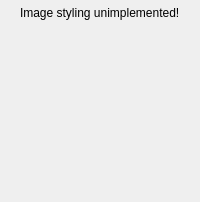
Before: the Qt Designer form glue_wwt/viewer/image_style_editor.ui in glue-viz/glue-wwt, drawn with Qt 5.
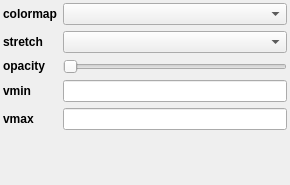
After: the same form once the commit is applied.

Commit message: Add setting controls for image layers.

What changed in the file:
```diff
--- a/glue_wwt/viewer/image_style_editor.ui
+++ b/glue_wwt/viewer/image_style_editor.ui
@@ -6,14 +6,14 @@
    <rect>
     <x>0</x>
     <y>0</y>
-    <width>200</width>
-    <height>202</height>
+    <width>290</width>
+    <height>185</height>
    </rect>
   </property>
   <property name="windowTitle">
    <string>Form</string>
   </property>
-  <layout class="QVBoxLayout" name="verticalLayout_3">
+  <layout class="QGridLayout" name="gridLayout">
    <property name="leftMargin">
     <number>3</number>
    </property>
@@ -26,45 +26,62 @@
    <property name="bottomMargin">
     <number>3</number>
    </property>
-   <item>
-    <layout class="QHBoxLayout" name="horizontalLayout_4">
-     <item>
-      <spacer name="horizontalSpacer_2">
-       <property name="orientation">
-        <enum>Qt::Horizontal</enum>
-       </property>
-       <property name="sizeHint" stdset="0">
-        <size>
-         <width>40</width>
-         <height>20</height>
-        </size>
-       </property>
-      </spacer>
-     </item>
-     <item>
-      <widget class="QLabel" name="label">
+   <item row="2" column="0">
+    <widget class="QLabel" name="label_alpha">
+     <property name="text">
+      <string>&lt;html&gt;&lt;head/&gt;&lt;body&gt;&lt;p&gt;&lt;span style=&quot; font-weight:600;&quot;&gt;opacity&lt;/span&gt;&lt;/p&gt;&lt;/body&gt;&lt;/html&gt;</string>
+     </property>
+    </widget>
+   </item>
+   <item row="3" column="0">
+    <widget class="QLabel" name="label_vmin">
+     <property name="text">
+      <string>&lt;html&gt;&lt;head/&gt;&lt;body&gt;&lt;p&gt;&lt;span style=&quot; font-weight:600;&quot;&gt;vmin&lt;/span&gt;&lt;/p&gt;&lt;/body&gt;&lt;/html&gt;</string>
+     </property>
+    </widget>
+   </item>
+   <item row="1" column="0">
+    <widget class="QLabel" name="label_stretch">
        <property name="text">
-        <string>Image styling unimplemented!</string>
+      <string>&lt;html&gt;&lt;head/&gt;&lt;body&gt;&lt;p&gt;&lt;span style=&quot; font-weight:600;&quot;&gt;stretch&lt;/span&gt;&lt;/p&gt;&lt;/body&gt;&lt;/html&gt;</string>
        </property>
       </widget>
      </item>
-     <item>
-      <spacer name="horizontalSpacer">
+   <item row="0" column="1">
+    <widget class="QComboBox" name="combosel_cmap"/>
+   </item>
+   <item row="4" column="1">
+    <widget class="QLineEdit" name="valuetext_vmax"/>
+   </item>
+   <item row="2" column="1">
+    <widget class="QSlider" name="value_alpha">
        <property name="orientation">
         <enum>Qt::Horizontal</enum>
        </property>
-       <property name="sizeHint" stdset="0">
-        <size>
-         <width>40</width>
-         <height>20</height>
-        </size>
-       </property>
-      </spacer>
-     </item>
-    </layout>
+    </widget>
+   </item>
+   <item row="0" column="0">
+    <widget class="QLabel" name="label_cmap">
+     <property name="text">
+      <string>&lt;html&gt;&lt;head/&gt;&lt;body&gt;&lt;p&gt;&lt;span style=&quot; font-weight:600;&quot;&gt;colormap&lt;/span&gt;&lt;/p&gt;&lt;/body&gt;&lt;/html&gt;</string>
+     </property>
+    </widget>
+   </item>
+   <item row="4" column="0">
+    <widget class="QLabel" name="label_vmax">
+     <property name="text">
+      <string>&lt;html&gt;&lt;head/&gt;&lt;body&gt;&lt;p&gt;&lt;span style=&quot; font-weight:600;&quot;&gt;vmax&lt;/span&gt;&lt;/p&gt;&lt;/body&gt;&lt;/html&gt;</string>
+     </property>
+    </widget>
    </item>
-   <item>
-    <spacer name="verticalSpacer_3">
+   <item row="1" column="1">
+    <widget class="QComboBox" name="combosel_stretch"/>
+   </item>
+   <item row="3" column="1">
+    <widget class="QLineEdit" name="valuetext_vmin"/>
+   </item>
+   <item row="5" column="1">
+    <spacer name="verticalSpacer">
      <property name="orientation">
       <enum>Qt::Vertical</enum>
      </property>
```
Lines whose indentation alone changed are shown as unchanged. The commit also changes 2 other files.
